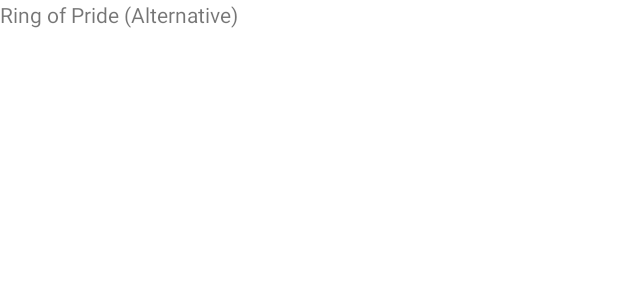
After one commit to Nboerner/SplinterNews, an Android app: the layout story_panel.xml on its own in the app's theme, with its tools: preview values and no code run, on a phone screen of 412 x 824 dp. The commit adds this screen. Shown: the top 300 px of the screen. Run offline under Robolectric (Android 15) with nearby library versions, the phone set to English and light mode, and no system bars; network calls fail.

```diff
--- /dev/null
+++ b/app/src/main/res/layout/story_panel.xml
@@ -0,0 +1,6 @@
+<?xml version="1.0" encoding="utf-8"?>
+<TextView xmlns:android="http://schemas.android.com/apk/res/android"
+    android:id="@+id/panel"
+    android:text="Ring of Pride (Alternative)"
+    android:layout_width="match_parent"
+    android:layout_height="wrap_content" />
```
Also changed, not shown: app/src/main/java/com/example/woven_news/MainActivity.kt (+19 -1 lines), app/src/main/java/com/example/woven_news/adapter/PanelAdapter.kt (added, +33 -0 lines), app/src/main/res/layout/activity_main.xml (+19 -2 lines).
